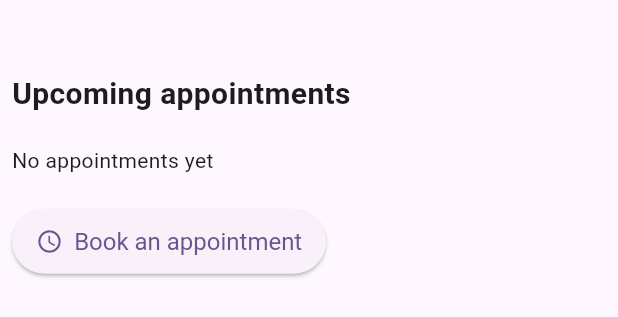
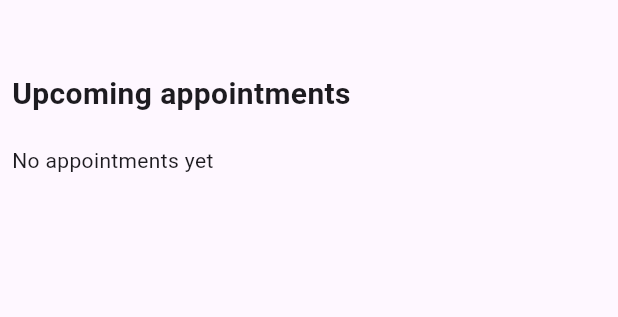
Before and after one commit to CodeissanceHackathonTeamDemogorgonDebug/app, a Flutter app: the AppointmentsView widget shown alone on an empty page, opened directly, on a phone screen of 412 x 824 dp. Shown: the top 317 px of the screen. Run offline on Flutter 3.47's test engine with Material 3 defaults, Android fonts, the phone set to English and light mode, and no system bars; our stand-ins replace cloud_firestore, dartz, firebase_auth, firebase_core, firebase_messaging, firebase_storage and 4 more; missing offline and left inert: date_picker_plus; accounts and stored records are empty; generated files the repository leaves out were written again.

Commit message:
removed useless buttons

```diff
--- a/lib/pages/views/appointments_view.dart
+++ b/lib/pages/views/appointments_view.dart
@@ -35,15 +35,6 @@ class AppointmentsView extends ConsumerWidget {
                 children: appointments.map((appointment) => AppointmentCard(appointment: appointment)).toList(),
               ),
             const SizedBox(height: 20),
-            ElevatedButton.icon(
-              onPressed: () {},
-              icon: const Icon(Icons.access_time),
-              label: const Text('Book an appointment'),
-              style: ElevatedButton.styleFrom(
-                padding: const EdgeInsets.symmetric(horizontal: 16, vertical: 12),
-                textStyle: const TextStyle(fontSize: 16),
-              ),
-            ),
           ],
         ),
       ),
```
Also changed, not shown: lib/pages/widgets/appointment_card.dart (+1 -10 lines).
